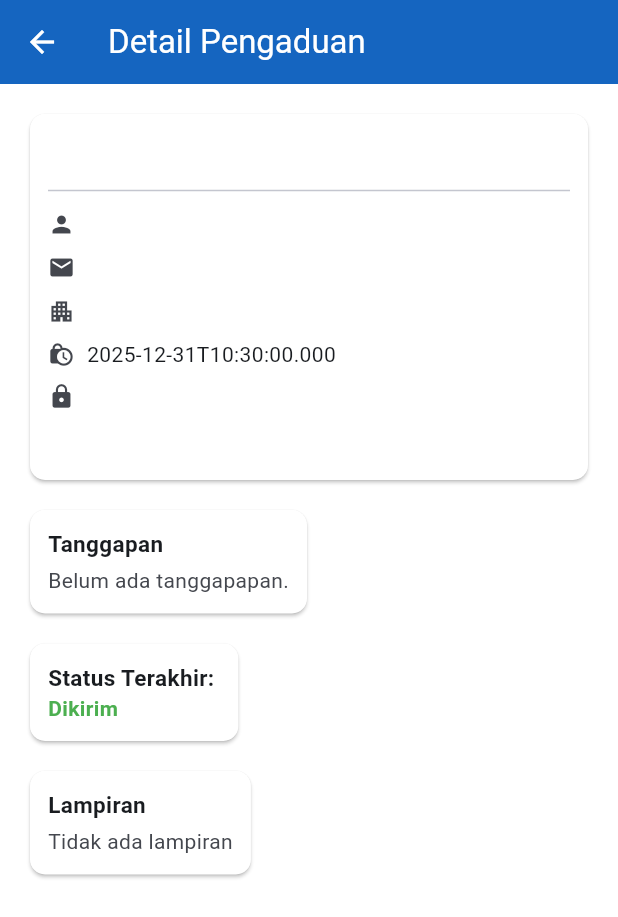
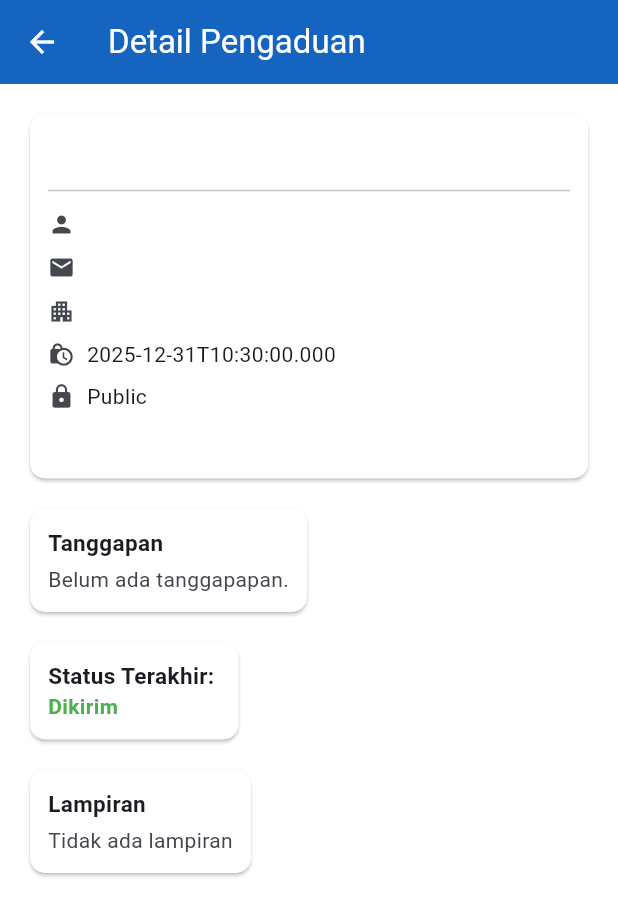
Before and after one commit to UlfiatulRosida/project_tim, a Flutter app: the DetailPengaduanPage screen opened directly with empty values, on a phone screen of 412 x 824 dp. Shown: the top 917 px of the screen. Run offline on Flutter 3.47's test engine with Material 3 defaults, Android fonts, the phone set to English and light mode, and no system bars; our stand-ins replace file_picker, image_picker, shared_preferences; accounts and stored records are empty.

Commit message:
Memperbaiki parsing data pengaduan, status privasi, dan teks label.

```diff
--- a/lib/pages/detail_pengaduan_page.dart
+++ b/lib/pages/detail_pengaduan_page.dart
@@ -59,17 +59,20 @@ class DetailPengaduanPage extends StatelessWidget {
                     ),
                     const SizedBox(height: 8),
                     Divider(color: theme.colorScheme.outlineVariant),
-                    _buildDetailRow(
-                        context, Icons.person, pengaduan['nama'] ?? '-'),
-                    _buildDetailRow(
-                        context, Icons.email, pengaduan['email'] ?? '-'),
+                    _buildDetailRow(context, Icons.person,
+                        pengaduan['nama']?.toString() ?? '-'),
+                    _buildDetailRow(context, Icons.email,
+                        pengaduan['email']?.toString() ?? '-'),
                     // DITAMBAHKAN: tampilkan tujuan dari parameter
                     _buildDetailRow(context, Icons.apartment,
-                        pengaduan['pd']?['nm_opd'] ?? '-'),
+                        pengaduan['nm_opd']?.toString() ?? '-'),
                     _buildDetailRow(context, Icons.lock_clock,
-                        pengaduan['created_at'] ?? '-'),
-                    _buildDetailRow(context, Icons.lock,
-                        pengaduan['status_privasi'] ?? '-'),
+                        pengaduan['created_at']?.toString() ?? '-'),
+                    _buildDetailRow(
+                      context,
+                      Icons.lock,
+                      pengaduan['status_privasi'] == 10 ? 'Private' : 'Public',
+                    ),
                     const SizedBox(height: 8),
                     //DITAMBAHKAN: tampilkan isi dari parameter
                     Text(
```
